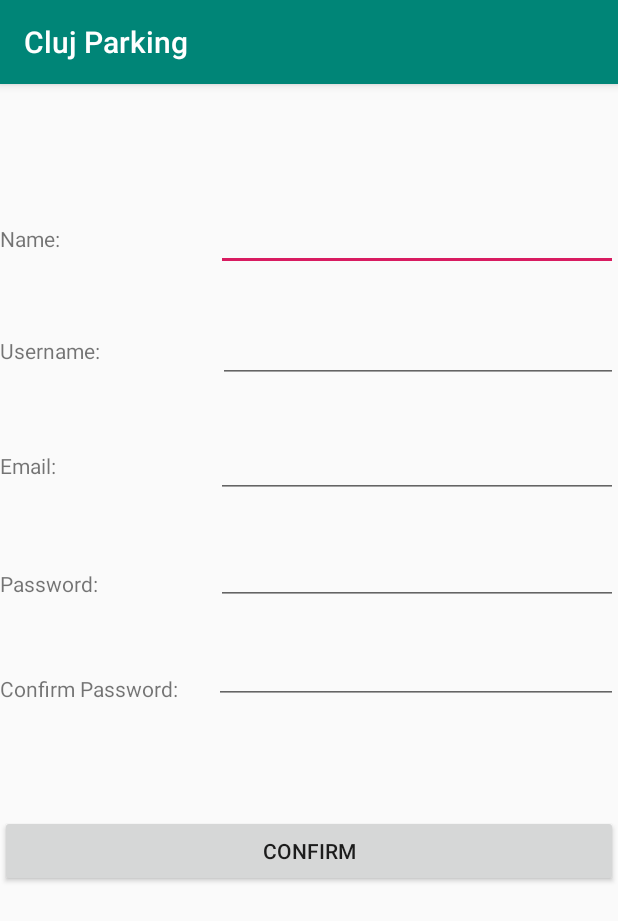
After one commit to AronBakaBalint/licenta, an Android app: the RegistrationActivity screen opened directly, with no data from a screen before it, on a phone screen of 412 x 824 dp. The commit adds this screen. Shown: the top 921 px of the screen. Run offline under Robolectric (Android 15) with nearby library versions, the phone set to English and light mode, and no system bars.

Commit message:
registration completed

```diff
--- a/mobile_app/app/src/main/AndroidManifest.xml
+++ b/mobile_app/app/src/main/AndroidManifest.xml
@@ -13,7 +13,8 @@
         android:supportsRtl="true"
         android:theme="@style/AppTheme"
         android:usesCleartextTraffic="true">
-        <activity android:name=".ParkingActivity"></activity>
+        <activity android:name=".RegistrationActivity"></activity>
+        <activity android:name=".ParkingActivity" />
         <activity android:name=".LoginActivity">
             <intent-filter>
                 <action android:name="android.intent.action.MAIN" />
--- a/mobile_app/app/src/main/java/com/example/licenta_mobile/LoginActivity.java
+++ b/mobile_app/app/src/main/java/com/example/licenta_mobile/LoginActivity.java
@@ -27,17 +27,11 @@
 
     private LoginService loginService;
 
-    private RegistrationService registrationService;
-
     @Override
     protected void onCreate(Bundle savedInstanceState) {
         super.onCreate(savedInstanceState);
         setContentView(R.layout.activity_login);
         loginService = RestClient.getClient().create(LoginService.class);
-
-        //
-        registrationService = RestClient.getClient().create(RegistrationService.class);
-        registerUser("Aron Baka", "abaka97", "abc", "aronbaka97@yahoo.com");
     }
 
     public void loginRequest(View view) {
@@ -79,23 +73,10 @@
         return new String(decodedBytes, "UTF-8");
     }
 
-    private void registerUser(String name, String username, String password, String email){
-        RegistrationDto registrationDto = new RegistrationDto(name, username, email, password);
-        Call<String> call = registrationService.register(registrationDto);
-        call.enqueue(new Callback<String>(){
+    public void register(View view){
+        Intent intent = new Intent(LoginActivity.this, RegistrationActivity.class);
+        startActivity(intent);
+    }
 
-            @Override
-            public void onResponse(Call<String> call, Response<String> response) {
-                if (response.isSuccessful()) {
-                    System.out.println(response.body());
-                }
-            }
 
-            @Override
-            public void onFailure(Call<String> call, Throwable t) {
-                System.out.println(t.getMessage());
-                call.cancel();
-            }
-        });
-    }
 }
--- /dev/null
+++ b/mobile_app/app/src/main/java/com/example/licenta_mobile/RegistrationActivity.java
@@ -0,0 +1,69 @@
+package com.example.licenta_mobile;
+
+import androidx.appcompat.app.AppCompatActivity;
+
+import android.os.Bundle;
+import android.view.View;
+import android.widget.EditText;
+import android.widget.Toast;
+
+import com.example.licenta_mobile.dto.RegistrationDto;
+import com.example.licenta_mobile.rest.RegistrationService;
+import com.example.licenta_mobile.rest.RestClient;
+
+import retrofit2.Call;
+import retrofit2.Callback;
+import retrofit2.Response;
+
+public class RegistrationActivity extends AppCompatActivity {
+
+    private RegistrationService registrationService;
+
+    @Override
+    protected void onCreate(Bundle savedInstanceState) {
+        super.onCreate(savedInstanceState);
+        setContentView(R.layout.activity_registration);
+
+        registrationService = RestClient.getClient().create(RegistrationService.class);
+    }
+
+    public void confirmRegistration(View view){
+        EditText namet = findViewById(R.id.regname);
+        EditText usernamet = findViewById(R.id.regusername);
+        EditText emailt = findViewById(R.id.regemail);
+        EditText passwordt = findViewById(R.id.regpassword);
+        EditText password2t = findViewById(R.id.regpassword2);
+
+        String name = namet.getText().toString();
+        String username = usernamet.getText().toString();
+        String email = emailt.getText().toString();
+        String password = passwordt.getText().toString();
+        String password2 = password2t.getText().toString();
+
+        registerUser(name, username, password, email);
+    }
+
+    private void registerUser(String name, String username, String password, String email){
+        RegistrationDto registrationDto = new RegistrationDto(name, username, email, password);
+        Call<String> call = registrationService.register(registrationDto);
+        call.enqueue(new Callback<String>(){
+
+            @Override
+            public void onResponse(Call<String> call, Response<String> response) {
+                if (response.isSuccessful()) {
+                    String responseBody = response.body();
+                    if("ok".equals(responseBody)){
+                        Toast.makeText(RegistrationActivity.this,"Registration successful!", Toast.LENGTH_SHORT).show();
+                        finish();
+                    }
+                }
+            }
+
+            @Override
+            public void onFailure(Call<String> call, Throwable t) {
+                System.out.println(t.getMessage());
+                call.cancel();
+            }
+        });
+    }
+}
--- a/mobile_app/app/src/main/java/com/example/licenta_mobile/rest/RestClient.java
+++ b/mobile_app/app/src/main/java/com/example/licenta_mobile/rest/RestClient.java
@@ -1,4 +1,7 @@
 package com.example.licenta_mobile.rest;
+
+import com.google.gson.Gson;
+import com.google.gson.GsonBuilder;
 
 import retrofit2.Retrofit;
 import retrofit2.converter.gson.GsonConverterFactory;
@@ -9,10 +12,14 @@
     private static Retrofit retrofit = null;
 
     public static Retrofit getClient() {
+        Gson gson = new GsonBuilder()
+                .setLenient()
+                .create();
+
         if (retrofit == null) {
             retrofit = new Retrofit.Builder()
                     .baseUrl(BASE_URL)
-                    .addConverterFactory(GsonConverterFactory.create())
+                    .addConverterFactory(GsonConverterFactory.create(gson))
                     .build();
         }
         return retrofit;
--- a/mobile_app/app/src/main/res/layout/activity_login.xml
+++ b/mobile_app/app/src/main/res/layout/activity_login.xml
@@ -75,12 +75,13 @@
             android:text="Don't have an account?" />
 
         <Button
-            android:id="@+id/button2"
+            android:id="@+id/register"
             android:layout_width="wrap_content"
             android:layout_height="wrap_content"
             android:layout_weight="1"
             android:background="@android:color/transparent"
-            android:text="Register" />
+            android:text="Register"
+            android:onClick="register"/>
     </LinearLayout>
 
 </LinearLayout>
--- /dev/null
+++ b/mobile_app/app/src/main/res/layout/activity_registration.xml
@@ -0,0 +1,145 @@
+<?xml version="1.0" encoding="utf-8"?>
+<LinearLayout xmlns:android="http://schemas.android.com/apk/res/android"
+    xmlns:app="http://schemas.android.com/apk/res-auto"
+    xmlns:tools="http://schemas.android.com/tools"
+    android:layout_width="match_parent"
+    android:layout_height="match_parent"
+    android:orientation="vertical"
+    tools:context=".RegistrationActivity">
+
+    <Space
+        android:layout_width="match_parent"
+        android:layout_height="79dp" />
+
+    <LinearLayout
+        android:layout_width="match_parent"
+        android:layout_height="wrap_content"
+        android:orientation="horizontal">
+
+        <TextView
+            android:id="@+id/textView7"
+            android:layout_width="89dp"
+            android:layout_height="wrap_content"
+            android:layout_weight="1"
+            android:text="Name:" />
+
+        <EditText
+            android:id="@+id/regname"
+            android:layout_width="wrap_content"
+            android:layout_height="wrap_content"
+            android:layout_weight="1"
+            android:ems="10"
+            android:inputType="textPersonName" />
+    </LinearLayout>
+
+    <Space
+        android:layout_width="match_parent"
+        android:layout_height="29dp" />
+
+    <LinearLayout
+        android:layout_width="match_parent"
+        android:layout_height="wrap_content"
+        android:orientation="horizontal">
+
+        <TextView
+            android:id="@+id/textView8"
+            android:layout_width="92dp"
+            android:layout_height="wrap_content"
+            android:layout_weight="1"
+            android:text="Username:" />
+
+        <EditText
+            android:id="@+id/regusername"
+            android:layout_width="wrap_content"
+            android:layout_height="wrap_content"
+            android:layout_weight="1"
+            android:ems="10"
+            android:inputType="textPersonName" />
+    </LinearLayout>
+
+    <Space
+        android:layout_width="match_parent"
+        android:layout_height="31dp" />
+
+    <LinearLayout
+        android:layout_width="match_parent"
+        android:layout_height="45dp"
+        android:orientation="horizontal">
+
+        <TextView
+            android:id="@+id/textView9"
+            android:layout_width="90dp"
+            android:layout_height="wrap_content"
+            android:layout_weight="1"
+            android:text="Email:" />
+
+        <EditText
+            android:id="@+id/regemail"
+            android:layout_width="wrap_content"
+            android:layout_height="wrap_content"
+            android:layout_weight="1"
+            android:ems="10"
+            android:inputType="textEmailAddress" />
+    </LinearLayout>
+
+    <Space
+        android:layout_width="match_parent"
+        android:layout_height="33dp" />
+
+    <LinearLayout
+        android:layout_width="match_parent"
+        android:layout_height="38dp"
+        android:orientation="horizontal">
+
+        <TextView
+            android:id="@+id/textView10"
+            android:layout_width="90dp"
+            android:layout_height="wrap_content"
+            android:layout_weight="1"
+            android:text="Password:" />
+
+        <EditText
+            android:id="@+id/regpassword"
+            android:layout_width="wrap_content"
+            android:layout_height="wrap_content"
+            android:layout_weight="1"
+            android:ems="10"
+            android:inputType="textPassword" />
+    </LinearLayout>
+
+    <Space
+        android:layout_width="match_parent"
+        android:layout_height="32dp" />
+
+    <LinearLayout
+        android:layout_width="match_parent"
+        android:layout_height="34dp"
+        android:orientation="horizontal">
+
+        <TextView
+            android:id="@+id/textView11"
+            android:layout_width="87dp"
+            android:layout_height="wrap_content"
+            android:layout_weight="1"
+            android:text="Confirm Password:" />
+
+        <EditText
+            android:id="@+id/regpassword2"
+            android:layout_width="wrap_content"
+            android:layout_height="wrap_content"
+            android:layout_weight="1"
+            android:ems="10"
+            android:inputType="textPassword" />
+    </LinearLayout>
+
+    <Space
+        android:layout_width="match_parent"
+        android:layout_height="74dp" />
+
+    <Button
+        android:id="@+id/button2"
+        android:layout_width="match_parent"
+        android:layout_height="wrap_content"
+        android:text="Confirm"
+        android:onClick="confirmRegistration"/>
+</LinearLayout>
```
